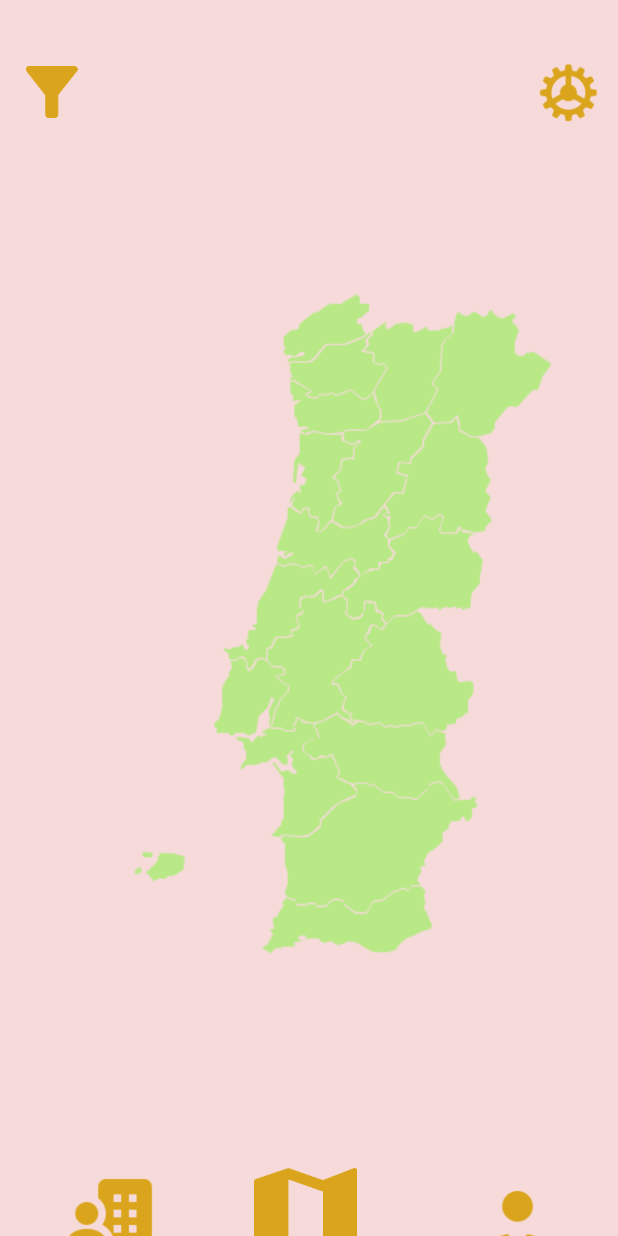
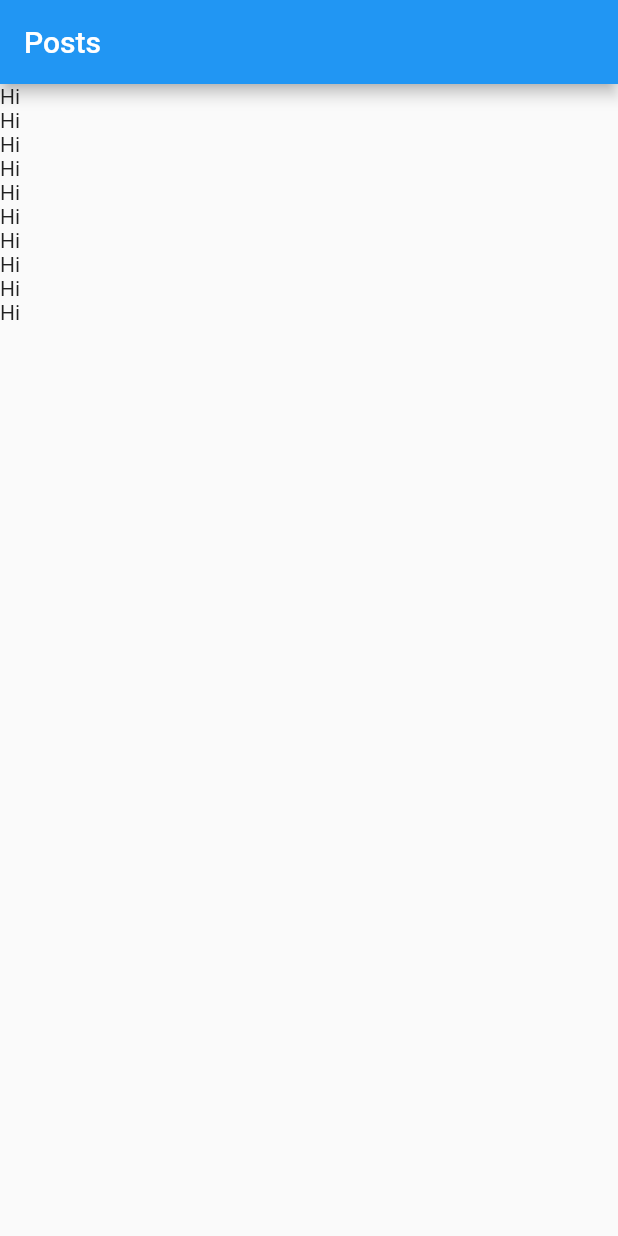
Before and after one commit to AndreSantos03/Y2S2-SoftwareEngineer, a Flutter app: the screen it shows after launch, on a phone screen of 412 x 824 dp. Run offline on Flutter 3.47's test engine with Material 2 defaults, Android fonts, the phone set to English and light mode, and no system bars; our stand-ins replace google_fonts.

Commit message:
Created a Test Screen and other minor changes
Test Screen will be used to test the API before using it in the actual UI of the app.

```diff
--- a/app/lib/main.dart
+++ b/app/lib/main.dart
@@ -1,14 +1,13 @@
 import 'package:flutter/material.dart';
-import 'package:flutter/gestures.dart';
-import 'dart:ui';
-import 'package:google_fonts/google_fonts.dart';
 import 'package:myapp/utils.dart';
 import 'package:myapp/views/pages/map-screen.dart';
-
+import 'package:myapp/views/pages/test-screen.dart';
 
 void main() => runApp(MyApp());
 
 class MyApp extends StatelessWidget {
+  const MyApp({super.key});
+
   @override
   Widget build(BuildContext context) {
     return MaterialApp(
@@ -18,11 +17,7 @@ class MyApp extends StatelessWidget {
       theme: ThemeData(
         primarySwatch: Colors.blue,
       ),
-		home: const Scaffold(
-		body: SingleChildScrollView(
-			child: MapScreen(),
-		),
-		),
+      home: const TestScreen(),
     );
   }
 }
--- a/app/lib/models/job.dart
+++ b/app/lib/models/job.dart
@@ -2,7 +2,8 @@ import 'company.dart';
 
 class Job{
 
-  int? id;
+  // ? -> optional / nullable
+  int id;
   String? title;
   String? body;
   String? ref;
@@ -15,7 +16,8 @@ class Job{
   String? slug;
   Company? company;
 
-  Job({this.id,
+  Job({
+    required this.id,
     this.title,
     this.body,
     this.ref,
--- a/app/lib/remoteService.dart
+++ b/app/lib/remoteService.dart
@@ -9,7 +9,7 @@ class RemoteService {
   String authority = 'api.itjobs.pt';
   String api_key = '3b579078bfd604421212c16bc7729440';
 
-  // Future<List<Job>?> getJobsList({int? limit, int? company, int? type, int? contract}) async {
+  Future<List<Job>?> getJobsList({int? limit, int? company, int? type, int? contract}) async {
     void getJobsList({int? limit, int? company, int? type, int? contract}) async {
 
       List<Job>? retList = [];
@@ -32,3 +32,4 @@ class RemoteService {
         }
     }
   }
+}
--- /dev/null
+++ b/app/lib/views/pages/test-screen.dart
@@ -0,0 +1,48 @@
+import 'package:flutter/material.dart';
+import 'package:myapp/models/job.dart';
+import 'package:myapp/remoteService.dart';
+
+class TestScreen extends StatefulWidget {
+  const TestScreen({Key? key}) : super(key: key);
+
+  @override
+  _TestScreenState createState() => _TestScreenState();
+}
+
+class _TestScreenState extends State<TestScreen> {
+  List<Job>? jobs;
+  var isLoaded = false;
+
+  @override
+  void initState() {
+    super.initState();
+
+    // fetch data from API
+    getData();
+  }
+
+  getData() async {
+    // getJobsList is not yet functional
+    // jobs = RemoteService().getJobsList();
+    if (jobs != null) {
+      setState(() {
+        isLoaded = true;
+      });
+    }
+  }
+
+  @override
+  Widget build(BuildContext context) {
+    return Scaffold(
+        appBar: AppBar(
+          title: Text('Posts'),
+        ),
+        // Currently it is just printing 10 'Hi'. the idea is to test the API
+        // so that we can see if it's working before using it in the actual UI
+        body: ListView.builder(
+            itemCount: 10,
+            itemBuilder: (context, index) {
+              return Container(child: Text('Hi'));
+            }));
+  }
+}
```
Lines whose indentation alone changed are shown as unchanged.
